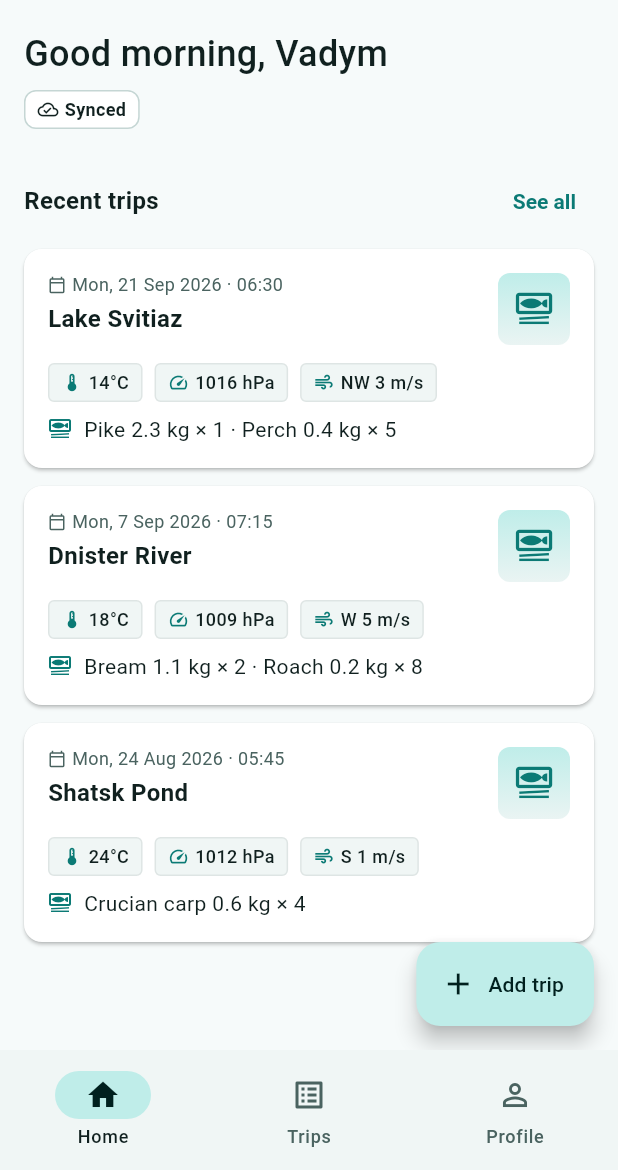
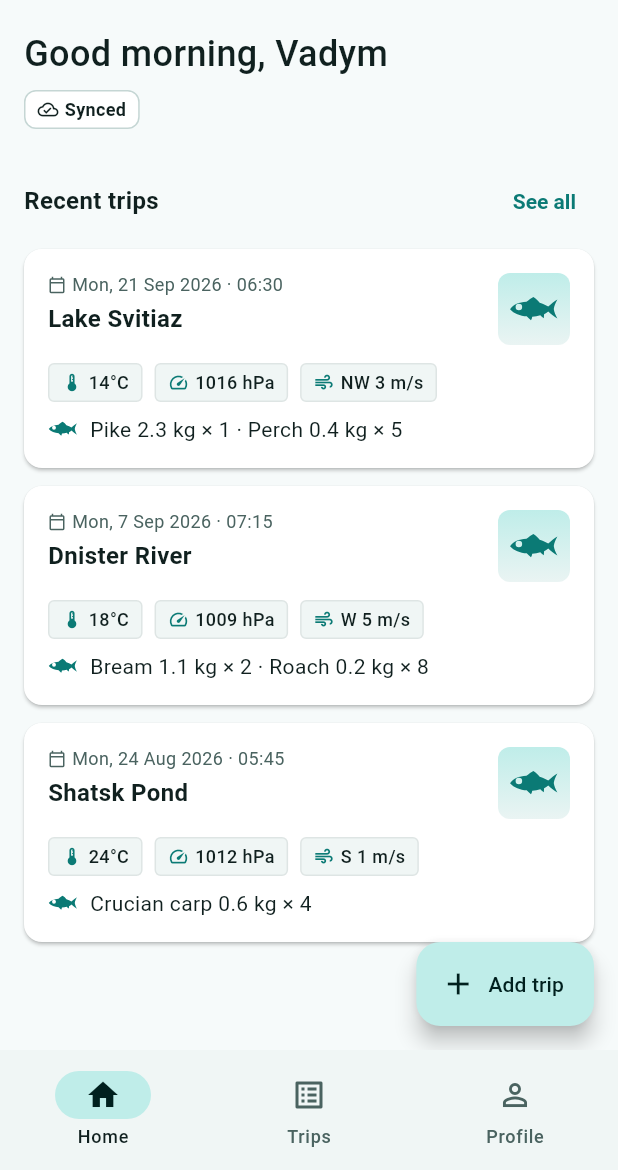
Before and after one commit to VadymMarushka/Tunets, a Flutter app: the screen it shows after launch, after a tap on "Sign in", on a phone screen of 412 x 824 dp, the part 66-1236 px from its top. Run offline on Flutter 3.47's test engine with Material 3 defaults, Android fonts, the phone set to English and light mode, and no system bars; missing offline and left inert: fluent_ui; statements that could not run were skipped.

Commit message:
Replace the 'set meal' glyph with the logo fish everywhere
New FishIcon widget (logo fish without the hook, behaves like Icon). InfoChip and EmptyState take any icon widget.

Co-Authored-By: Claude Opus 5.5 <noreply@anthropic.com>

```diff
--- a/lib/core/theme/app_icons.dart
+++ b/lib/core/theme/app_icons.dart
@@ -60,7 +60,6 @@ abstract final class AppIcons {
   static IconData get waterBody =>
       _pick(Icons.water_outlined, fl.FluentIcons.globe);
 
-  static const IconData fish = Icons.set_meal_outlined;
   static const IconData tackle = Icons.phishing;
   static const IconData temperature = Icons.device_thermostat;
   static const IconData pressure = Icons.speed;
--- a/lib/core/widgets/brand.dart
+++ b/lib/core/widgets/brand.dart
@@ -3,7 +3,6 @@ import 'dart:math' as math;
 import 'package:flutter/material.dart';
 
 import '../theme/app_colors.dart';
-import '../theme/app_icons.dart';
 import '../theme/app_spacing.dart';
 
 /// App logo from the design mockup: white fish on a rounded teal tile.
@@ -39,6 +38,27 @@ class AppLogo extends StatelessWidget {
   }
 }
 
+/// Fish silhouette in a 48×48 grid, nose on the left, centered at (24, 24).
+/// Shared by the logo ([FishMark]) and the fish icon ([FishIcon]).
+final Path _fishBody = Path()
+  ..moveTo(5, 24.1) // nose
+  ..cubicTo(7.8, 20.3, 12, 18.6, 18, 18.2) // head
+  ..cubicTo(20, 16.8, 21.8, 15.2, 23.5, 14.4) // dorsal fin, leading edge
+  ..cubicTo(25.5, 15.6, 27.3, 17.3, 28.5, 19.1) // dorsal fin, trailing edge
+  ..cubicTo(31, 19.8, 33.3, 20.9, 35.3, 22.1) // back
+  ..cubicTo(37.5, 20, 40, 18, 42.6, 16.4) // upper tail lobe
+  ..cubicTo(41, 19.2, 40, 21.6, 39.7, 24) // tail fork
+  ..cubicTo(40, 26.4, 41, 28.8, 42.6, 31.6)
+  ..cubicTo(40, 30, 37.5, 28, 35.3, 25.9) // lower tail lobe
+  ..cubicTo(34.3, 26.8, 33.2, 27.6, 32, 28.2) // belly
+  ..cubicTo(31.9, 29.2, 31.9, 30.3, 31.8, 31.3) // anal fin
+  ..cubicTo(30.6, 30.6, 29.7, 29.8, 29, 28.9)
+  ..cubicTo(27, 29.6, 24.8, 30, 22.6, 30.1) // belly
+  ..cubicTo(22.4, 31.2, 22.1, 32.2, 21.6, 33) // pelvic fin
+  ..cubicTo(20.4, 31.9, 19.2, 30.8, 18.2, 29.8)
+  ..cubicTo(13, 29.4, 8, 27.6, 5, 24.1) // chin
+  ..close();
+
 /// The logo glyph: a fish caught on a hook, pulled up by the line
 /// (white fish, eye in the tile color).
 class FishMark extends StatelessWidget {
@@ -53,26 +73,6 @@ class FishMark extends StatelessWidget {
 }
 
 class _HookedFishPainter extends CustomPainter {
-  /// Fish silhouette in a 48×48 grid, nose on the left, centered at (24, 24).
-  static final _fish = Path()
-    ..moveTo(5, 24.1) // nose
-    ..cubicTo(7.8, 20.3, 12, 18.6, 18, 18.2) // head
-    ..cubicTo(20, 16.8, 21.8, 15.2, 23.5, 14.4) // dorsal fin, leading edge
-    ..cubicTo(25.5, 15.6, 27.3, 17.3, 28.5, 19.1) // dorsal fin, trailing edge
-    ..cubicTo(31, 19.8, 33.3, 20.9, 35.3, 22.1) // back
-    ..cubicTo(37.5, 20, 40, 18, 42.6, 16.4) // upper tail lobe
-    ..cubicTo(41, 19.2, 40, 21.6, 39.7, 24) // tail fork
-    ..cubicTo(40, 26.4, 41, 28.8, 42.6, 31.6)
-    ..cubicTo(40, 30, 37.5, 28, 35.3, 25.9) // lower tail lobe
-    ..cubicTo(34.3, 26.8, 33.2, 27.6, 32, 28.2) // belly
-    ..cubicTo(31.9, 29.2, 31.9, 30.3, 31.8, 31.3) // anal fin
-    ..cubicTo(30.6, 30.6, 29.7, 29.8, 29, 28.9)
-    ..cubicTo(27, 29.6, 24.8, 30, 22.6, 30.1) // belly
-    ..cubicTo(22.4, 31.2, 22.1, 32.2, 21.6, 33) // pelvic fin
-    ..cubicTo(20.4, 31.9, 19.2, 30.8, 18.2, 29.8)
-    ..cubicTo(13, 29.4, 8, 27.6, 5, 24.1) // chin
-    ..close();
-
   /// The fish is tilted nose-up, as if pulled by the line.
   static const _tilt = 22 * math.pi / 180;
 
@@ -85,7 +85,7 @@ class _HookedFishPainter extends CustomPainter {
       ..translate(25.5, 28)
       ..rotate(_tilt)
       ..translate(-24, -24)
-      ..drawPath(_fish, Paint()..color = Colors.white)
+      ..drawPath(_fishBody, Paint()..color = Colors.white)
       ..drawCircle(
         const Offset(12, 22.4),
         1.9,
@@ -121,6 +121,56 @@ class _HookedFishPainter extends CustomPainter {
 
   @override
   bool shouldRepaint(_HookedFishPainter oldDelegate) => false;
+}
+
+/// The app's fish symbol as an icon (the logo fish without the hook),
+/// used for catches. Behaves like [Icon]: size and color come from the
+/// surrounding [IconTheme] unless given. The eye is cut out, so it works on
+/// any background.
+class FishIcon extends StatelessWidget {
+  const FishIcon({super.key, this.size, this.color});
+
+  final double? size;
+  final Color? color;
+
+  @override
+  Widget build(BuildContext context) {
+    final theme = IconTheme.of(context);
+    final iconSize = size ?? theme.size ?? 24;
+    return CustomPaint(
+      size: Size.square(iconSize),
+      painter: _FishIconPainter(color ?? theme.color ?? Colors.black),
+    );
+  }
+}
+
+class _FishIconPainter extends CustomPainter {
+  _FishIconPainter(this.color);
+
+  final Color color;
+
+  /// Body with the eye cut out. The eye is a bit larger than on the logo
+  /// so it stays visible at 14–16 px.
+  static final _shape = Path.combine(
+    PathOperation.difference,
+    _fishBody,
+    Path()
+      ..addOval(Rect.fromCircle(center: const Offset(12, 22.4), radius: 2.6)),
+  );
+
+  @override
+  void paint(Canvas canvas, Size size) {
+    // The fish is long and flat (x 5…42.6 of the 48 grid), so the icon uses
+    // a tighter 40-unit box around it — otherwise it looks tiny next to text.
+    canvas
+      ..scale(size.width / 40)
+      ..translate(-4, -4)
+      ..drawPath(_shape, Paint()..color = color);
+  }
+
+  @override
+  bool shouldRepaint(_FishIconPainter oldDelegate) =>
+      oldDelegate.color != color;
 }
 
 /// Round avatar: a person silhouette, or the user's initial when [initial]
@@ -181,7 +231,8 @@ class FishThumbnail extends StatelessWidget {
           colors: [palette.primaryContainer, palette.surfaceVariant],
         ),
       ),
-      child: Icon(AppIcons.fish, size: size * 0.55, color: palette.primary),
+      alignment: Alignment.center,
+      child: FishIcon(size: size * 0.7, color: palette.primary),
     );
   }
 }
--- a/lib/core/widgets/info_chips.dart
+++ b/lib/core/widgets/info_chips.dart
@@ -23,7 +23,9 @@ class InfoChip extends StatelessWidget {
   });
 
   final String label;
-  final IconData? icon;
+
+  /// Usually an [Icon] or [FishIcon]; size and color are set by the chip.
+  final Widget? icon;
 
   /// Accent background (e.g. fish count badge).
   final bool highlighted;
@@ -51,10 +53,12 @@ class InfoChip extends StatelessWidget {
         mainAxisSize: MainAxisSize.min,
         children: [
           if (icon != null) ...[
-            Icon(
-              icon,
-              size: 14,
-              color: highlighted ? foreground : palette.primary,
+            IconTheme.merge(
+              data: IconThemeData(
+                size: 14,
+                color: highlighted ? foreground : palette.primary,
+              ),
+              child: icon!,
             ),
             const SizedBox(width: AppSpacing.xs),
           ],
@@ -102,9 +106,15 @@ class WeatherChips extends StatelessWidget {
       spacing: AppSpacing.s,
       runSpacing: AppSpacing.xs,
       children: [
-        InfoChip(icon: AppIcons.temperature, label: weather.temperatureLabel),
-        InfoChip(icon: AppIcons.pressure, label: weather.pressureLabel),
-        InfoChip(icon: AppIcons.wind, label: weather.windLabel),
+        InfoChip(
+          icon: const Icon(AppIcons.temperature),
+          label: weather.temperatureLabel,
+        ),
+        InfoChip(
+          icon: const Icon(AppIcons.pressure),
+          label: weather.pressureLabel,
+        ),
+        InfoChip(icon: const Icon(AppIcons.wind), label: weather.windLabel),
       ],
     );
   }
--- a/lib/core/widgets/section_header.dart
+++ b/lib/core/widgets/section_header.dart
@@ -41,7 +41,8 @@ class EmptyState extends StatelessWidget {
     this.action,
   });
 
-  final IconData icon;
+  /// Usually an [Icon] or a fish icon; size and color are set here.
+  final Widget icon;
   final String title;
   final String message;
   final Widget? action;
@@ -54,7 +55,13 @@ class EmptyState extends StatelessWidget {
         child: Column(
           mainAxisSize: MainAxisSize.min,
           children: [
-            Icon(icon, size: 48, color: AppTextStyles.caption(context).color),
+            IconTheme.merge(
+              data: IconThemeData(
+                size: 48,
+                color: AppTextStyles.caption(context).color,
+              ),
+              child: icon,
+            ),
             const SizedBox(height: AppSpacing.m),
             Text(title, style: AppTextStyles.title(context)),
             const SizedBox(height: AppSpacing.xs),
--- a/lib/core/widgets/trip_card.dart
+++ b/lib/core/widgets/trip_card.dart
@@ -75,7 +75,7 @@ class TripCard extends StatelessWidget {
           const SizedBox(height: AppSpacing.s),
           Row(
             children: [
-              Icon(AppIcons.fish, size: 16, color: palette.primary),
+              FishIcon(size: 20, color: palette.primary),
               const SizedBox(width: AppSpacing.s),
               Expanded(
                 child: Text(
--- a/lib/features/trips/trip_details_screen.dart
+++ b/lib/features/trips/trip_details_screen.dart
@@ -219,7 +219,7 @@ class _Overview extends StatelessWidget {
             ),
           ),
           InfoChip(
-            icon: AppIcons.fish,
+            icon: const FishIcon(),
             label: AppStrings.fishCount(trip.fishCount),
             highlighted: true,
           ),
@@ -288,7 +288,7 @@ class _TackleSection extends StatelessWidget {
           runSpacing: AppSpacing.s,
           children: [
             for (final item in tackle)
-              InfoChip(icon: AppIcons.tackle, label: item),
+              InfoChip(icon: const Icon(AppIcons.tackle), label: item),
           ],
         ),
       ],
--- a/lib/features/trips/trip_form_screen.dart
+++ b/lib/features/trips/trip_form_screen.dart
@@ -254,7 +254,7 @@ class _TripFormScreenState extends State<TripFormScreen> {
         children: [
           for (final item in _tackle)
             InfoChip(
-              icon: AppIcons.tackle,
+              icon: const Icon(AppIcons.tackle),
               label: item,
               onDeleted: () => setState(() => _tackle.remove(item)),
             ),
--- a/lib/features/trips/trips_screen.dart
+++ b/lib/features/trips/trips_screen.dart
@@ -12,6 +12,7 @@ import '../../core/theme/app_spacing.dart';
 import '../../core/theme/app_text_styles.dart';
 import '../../core/widgets/app_button.dart';
 import '../../core/widgets/app_page.dart';
+import '../../core/widgets/brand.dart';
 import '../../core/widgets/filter_bar.dart';
 import '../../core/widgets/section_header.dart';
 import '../../core/widgets/trip_card.dart';
@@ -85,7 +86,7 @@ class _TripsScreenState extends State<TripsScreen> {
               Expanded(
                 child: selected == null
                     ? const EmptyState(
-                        icon: Icons.touch_app_outlined,
+                        icon: Icon(Icons.touch_app_outlined),
                         title: AppStrings.tripDetails,
                         message: AppStrings.selectTripHint,
                       )
@@ -183,13 +184,13 @@ class _EmptyTrips extends StatelessWidget {
   Widget build(BuildContext context) {
     if (filtered) {
       return EmptyState(
-        icon: AppIcons.search,
+        icon: Icon(AppIcons.search),
         title: AppStrings.noMatchingTrips,
         message: AppStrings.noMatchingTripsMessage,
       );
     }
     return EmptyState(
-      icon: AppIcons.fish,
+      icon: const FishIcon(),
       title: AppStrings.noTripsYet,
       message: AppStrings.noTripsYetMessage,
       action: AppButton(
```
